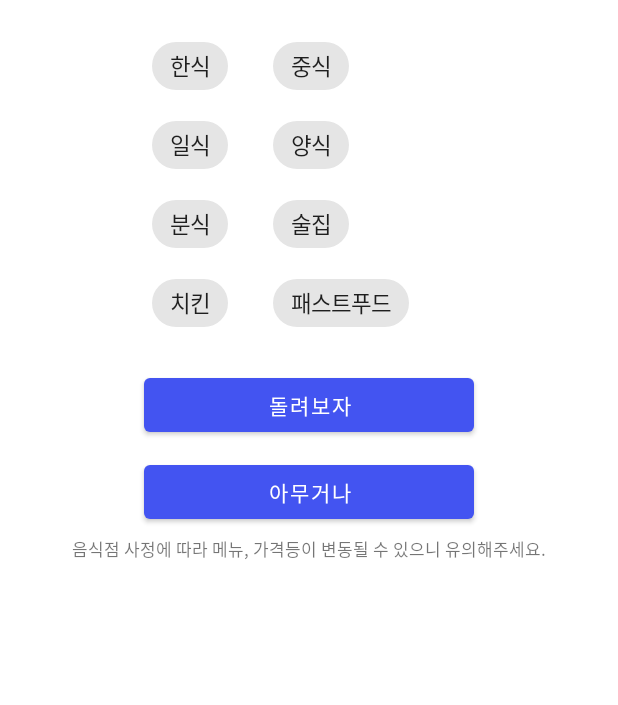
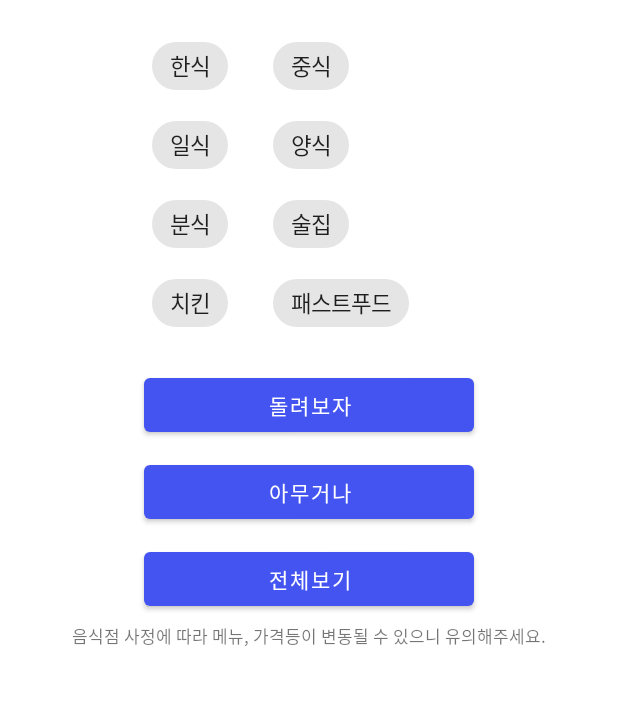
Before and after one commit to hoyahozz/RandomTodayLaunch, an Android app: the screen it shows after launch (MainActivity), on a phone screen of 412 x 824 dp, the part 387-1092 px from its top. Run offline under Robolectric (Android 15) with nearby library versions, the phone set to English and light mode, and no system bars; our stand-ins replace Room's generated code, data binding; Roboto replaces fonts that are not available here.

Commit message:
feat : TabLayout
* TabLayout 형태로 종류에 따라 음식점 릿트 보여주게 설정할 예정임.

```diff
--- a/app/build.gradle
+++ b/app/build.gradle
@@ -14,7 +14,7 @@ android {
         applicationId "com.hoya.randomtodaylaunch"
         minSdk 21
         targetSdk 32
-        versionCode 2
+        versionCode 3
         versionName "1.1"
 
         testInstrumentationRunner "androidx.test.runner.AndroidJUnitRunner"
@@ -58,4 +58,8 @@ dependencies {
     implementation("androidx.room:room-runtime:$room_version")
     kapt "androidx.room:room-compiler:$room_version"
     implementation("androidx.room:room-ktx:$room_version")
+
+    // Open source Tabsync
+    implementation 'io.github.ahmad-hamwi:tabsync:1.0.1'
+
 }
--- a/app/src/main/java/com/hoya/randomtodaylaunch/ui/MainActivity.kt
+++ b/app/src/main/java/com/hoya/randomtodaylaunch/ui/MainActivity.kt
@@ -83,10 +83,10 @@ class MainActivity : AppCompatActivity() {
         }
 
         // TODO :: 리스트 보기 버튼 눌렀을 때 행동
-//        binding.listBtn.setOnClickListener {
-//            val intent = Intent(applicationContext, ListActivity::class.java)
-//            startActivity(intent)
-//        }
+        binding.listBtn.setOnClickListener {
+            val intent = Intent(applicationContext, ListActivity::class.java)
+            startActivity(intent)
+        }
     }
 
     override fun onDestroy() {
--- a/app/src/main/res/layout/activity_main.xml
+++ b/app/src/main/res/layout/activity_main.xml
@@ -145,17 +145,17 @@
             app:layout_constraintStart_toStartOf="parent"
             app:layout_constraintTop_toBottomOf="@+id/pickBtn" />
 
-<!--        <Button-->
-<!--            android:id="@+id/listBtn"-->
-<!--            android:layout_width="220dp"-->
-<!--            android:layout_height="wrap_content"-->
-<!--            android:fontFamily="@font/context"-->
-<!--            android:layout_marginTop="10dp"-->
-<!--            android:visibility="visible"-->
-<!--            android:text="전체보기"-->
-<!--            app:layout_constraintEnd_toEndOf="parent"-->
-<!--            app:layout_constraintStart_toStartOf="parent"-->
-<!--            app:layout_constraintTop_toBottomOf="@+id/anyBtn" />-->
+        <Button
+            android:id="@+id/listBtn"
+            android:layout_width="220dp"
+            android:layout_height="wrap_content"
+            android:fontFamily="@font/context"
+            android:layout_marginTop="10dp"
+            android:visibility="visible"
+            android:text="전체보기"
+            app:layout_constraintEnd_toEndOf="parent"
+            app:layout_constraintStart_toStartOf="parent"
+            app:layout_constraintTop_toBottomOf="@+id/anyBtn" />
 
         <TextView
             android:layout_width="wrap_content"
@@ -167,7 +167,7 @@
             android:textSize="11sp"
             app:layout_constraintEnd_toEndOf="parent"
             app:layout_constraintStart_toStartOf="parent"
-            app:layout_constraintTop_toBottomOf="@+id/anyBtn" />
+            app:layout_constraintTop_toBottomOf="@+id/listBtn" />
 
     </androidx.constraintlayout.widget.ConstraintLayout>
 
--- a/app/src/main/res/values/themes.xml
+++ b/app/src/main/res/values/themes.xml
@@ -29,6 +29,12 @@
         <item name="android:textColor">@color/white</item>
     </style>
 
+    <style name="TabLayoutFont" parent="@android:style/TextAppearance.Widget.TabWidget">
+        <item name="fontFamily">@font/context</item>
+<!--        <item name="android:textColor">@color/white</item>-->
+    </style>
+
+
     <style name="Theme.RandomTodayLaunch.AppBarOverlay" parent="ThemeOverlay.AppCompat.Dark.ActionBar" />
 
     <style name="Theme.RandomTodayLaunch.PopupOverlay" parent="ThemeOverlay.AppCompat.Light" />
```
Also changed, not shown: app/src/main/java/com/hoya/randomtodaylaunch/ui/ListActivity.kt (+17 -6 lines), app/src/main/res/layout/activity_list.xml (+15 -3 lines).
